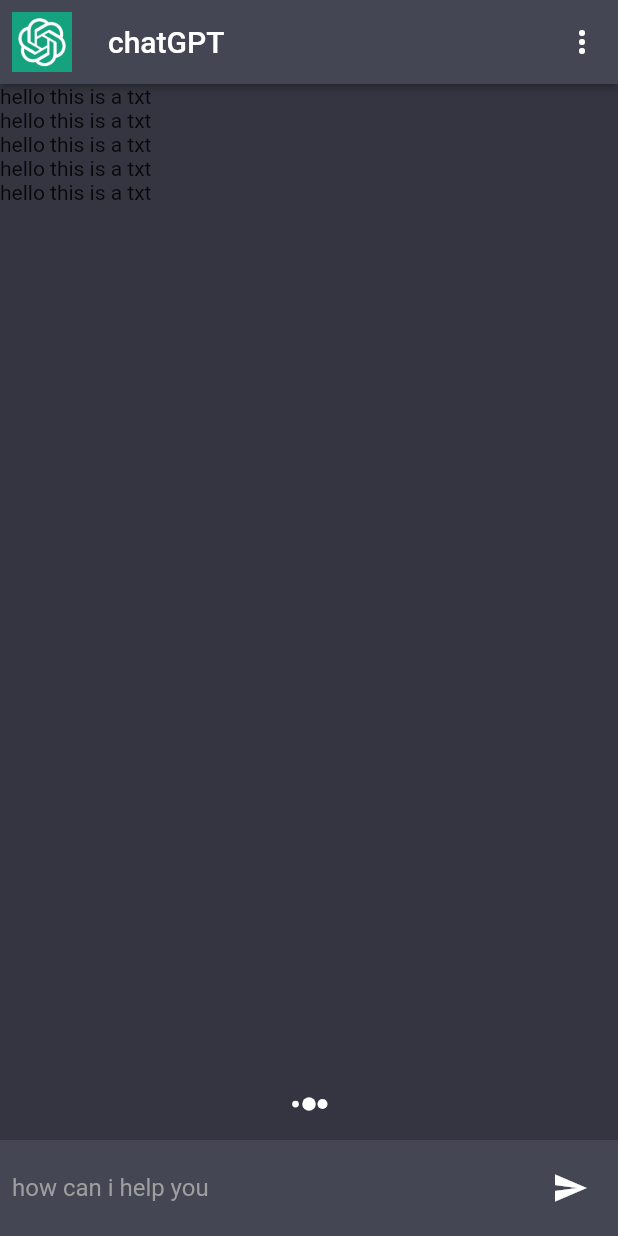
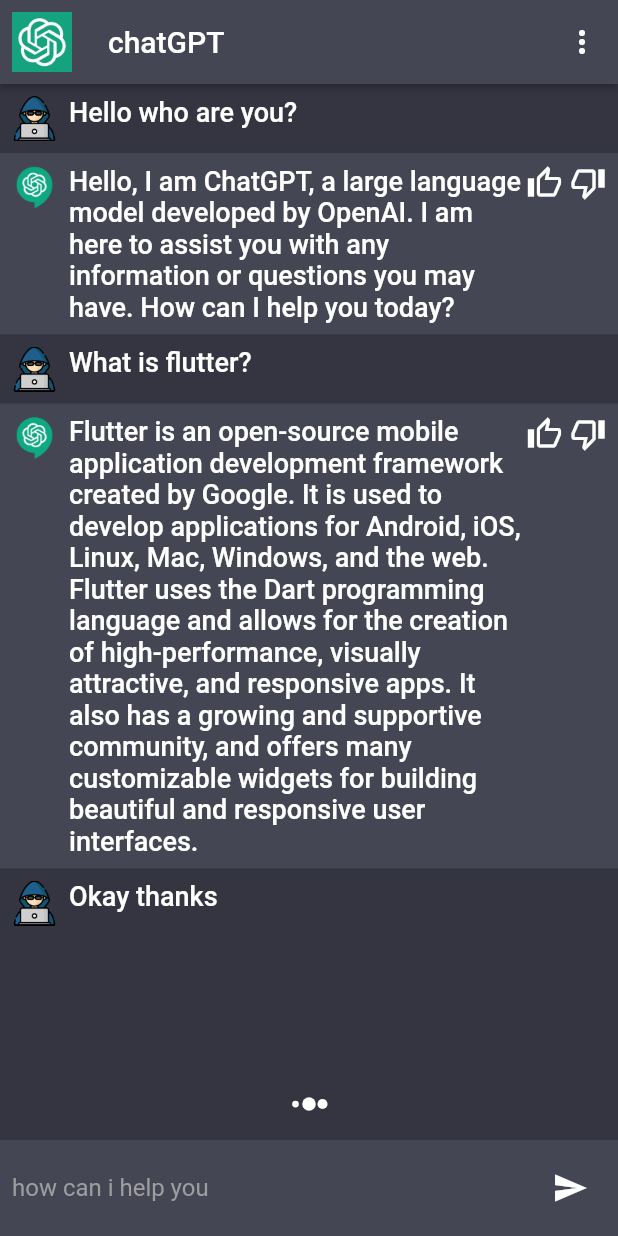
Before and after one commit to zengchanghuan/chat_ai_flutter, a Flutter app: the screen it shows after launch, on a phone screen of 412 x 824 dp. Run offline on Flutter 3.47's test engine with Material 2 defaults, Android fonts, the phone set to English and light mode, and no system bars; our stand-ins replace flutter_spinkit.

Commit message:
add chat widget

```diff
--- a/chat_app/lib/constants/constants.dart
+++ b/chat_app/lib/constants/constants.dart
@@ -2,3 +2,56 @@ import 'package:flutter/material.dart';
 
 Color scaffoldBackgroundColor = const Color(0xFF343541);
 Color cardColor = const Color(0xFF444654);
+
+/*
+List<String> models = [
+  'Model1',
+  'Model2',
+  'Model3',
+  'Model4',
+  'Model5',
+  'Model6',
+];
+
+List<DropdownMenuItem<String>>? get getModelsItem {
+  List<DropdownMenuItem<String>>? modelsItems =
+      List<DropdownMenuItem<String>>.generate(
+          models.length,
+          (index) => DropdownMenuItem(
+              value: models[index],
+              child: TextWidget(
+                label: models[index],
+                fontSize: 15,
+              )));
+  return modelsItems;
+}
+*/
+final chatMessages = [
+  {
+    "msg": "Hello who are you?",
+    "chatIndex": 0,
+  },
+  {
+    "msg":
+        "Hello, I am ChatGPT, a large language model developed by OpenAI. I am here to assist you with any information or questions you may have. How can I help you today?",
+    "chatIndex": 1,
+  },
+  {
+    "msg": "What is flutter?",
+    "chatIndex": 0,
+  },
+  {
+    "msg":
+        "Flutter is an open-source mobile application development framework created by Google. It is used to develop applications for Android, iOS, Linux, Mac, Windows, and the web. Flutter uses the Dart programming language and allows for the creation of high-performance, visually attractive, and responsive apps. It also has a growing and supportive community, and offers many customizable widgets for building beautiful and responsive user interfaces.",
+    "chatIndex": 1,
+  },
+  {
+    "msg": "Okay thanks",
+    "chatIndex": 0,
+  },
+  {
+    "msg":
+        "You're welcome! Let me know if you have any other questions or if there's anything else I can help you with.",
+    "chatIndex": 1,
+  },
+];
--- a/chat_app/lib/screen/chat_screen.dart
+++ b/chat_app/lib/screen/chat_screen.dart
@@ -1,5 +1,6 @@
 import 'package:chat_app/constants/constants.dart';
 import 'package:chat_app/services/assets_manager.dart';
+import 'package:chat_app/widget/chat_widget.dart';
 import 'package:flutter/material.dart';
 import 'package:flutter_spinkit/flutter_spinkit.dart';
 
@@ -51,7 +52,10 @@ class _ChatScreenState extends State<ChatScreen> {
               child: ListView.builder(
                   itemCount: 5,
                   itemBuilder: (context, index) {
-                    return const Text("hello this is a txt");
+                    return  ChatWidget(
+                      msg: chatMessages[index]["msg"].toString(),
+                      chatIndex: int.parse(chatMessages[index]["chatIndex"].toString()),
+                    );
                   }),
             ),
             if (_isTyping) ...[
--- /dev/null
+++ b/chat_app/lib/widget/chat_widget.dart
@@ -0,0 +1,65 @@
+import 'package:chat_app/constants/constants.dart';
+import 'package:chat_app/services/assets_manager.dart';
+import 'package:chat_app/widget/text_widget.dart';
+import 'package:flutter/material.dart';
+
+class ChatWidget extends StatelessWidget {
+  const ChatWidget({Key? key, required this.msg, required this.chatIndex})
+      : super(key: key);
+
+  final String msg;
+  final int chatIndex;
+
+  @override
+  Widget build(BuildContext context) {
+    return Column(
+      children: [
+        Material(
+          color: chatIndex == 0 ? scaffoldBackgroundColor : cardColor,
+          child: Padding(
+            padding: const EdgeInsets.all(8.0),
+            child: Row(
+              crossAxisAlignment: CrossAxisAlignment.start,
+              children: [
+                Image.asset(
+                  chatIndex == 0
+                      ? AssetsManager.userImage
+                      : AssetsManager.botImage,
+                  height: 30,
+                  width: 30,
+                ),
+                const SizedBox(
+                  width: 8,
+                ),
+                Expanded(
+                  child: TextWidget(
+                    label: msg,
+                  ),
+                ),
+                chatIndex == 0
+                    ? const SizedBox.shrink()
+                    : Row(
+                        mainAxisAlignment: MainAxisAlignment.end,
+                        mainAxisSize: MainAxisSize.min,
+                        children: const [
+                          Icon(
+                            Icons.thumb_up_alt_outlined,
+                            color: Colors.white,
+                          ),
+                          SizedBox(
+                            width: 5,
+                          ),
+                          Icon(
+                            Icons.thumb_down_alt_outlined,
+                            color: Colors.white,
+                          )
+                        ],
+                      ),
+              ],
+            ),
+          ),
+        ),
+      ],
+    );
+  }
+}
--- /dev/null
+++ b/chat_app/lib/widget/text_widget.dart
@@ -0,0 +1,29 @@
+import 'package:flutter/material.dart';
+
+class TextWidget extends StatelessWidget {
+  const TextWidget(
+      {Key? key,
+      required this.label,
+      this.fontSize = 18,
+      this.color,
+      this.fontWeight})
+      : super(key: key);
+
+  final String label;
+  final double fontSize;
+  final Color? color;
+  final FontWeight? fontWeight;
+
+  @override
+  Widget build(BuildContext context) {
+    return Text(
+      label,
+      // textAlign: TextAlign.justify,
+      style: TextStyle(
+        color: color ?? Colors.white,
+        fontSize: fontSize,
+        fontWeight: fontWeight ?? FontWeight.w500,
+      ),
+    );
+  }
+}
```
